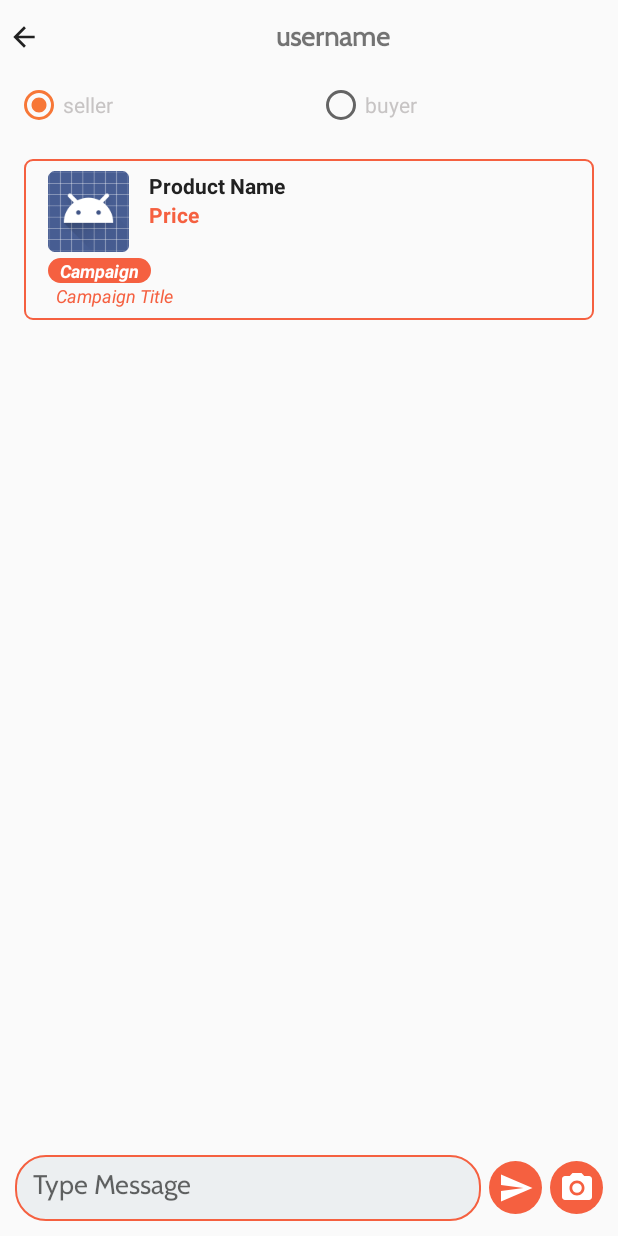
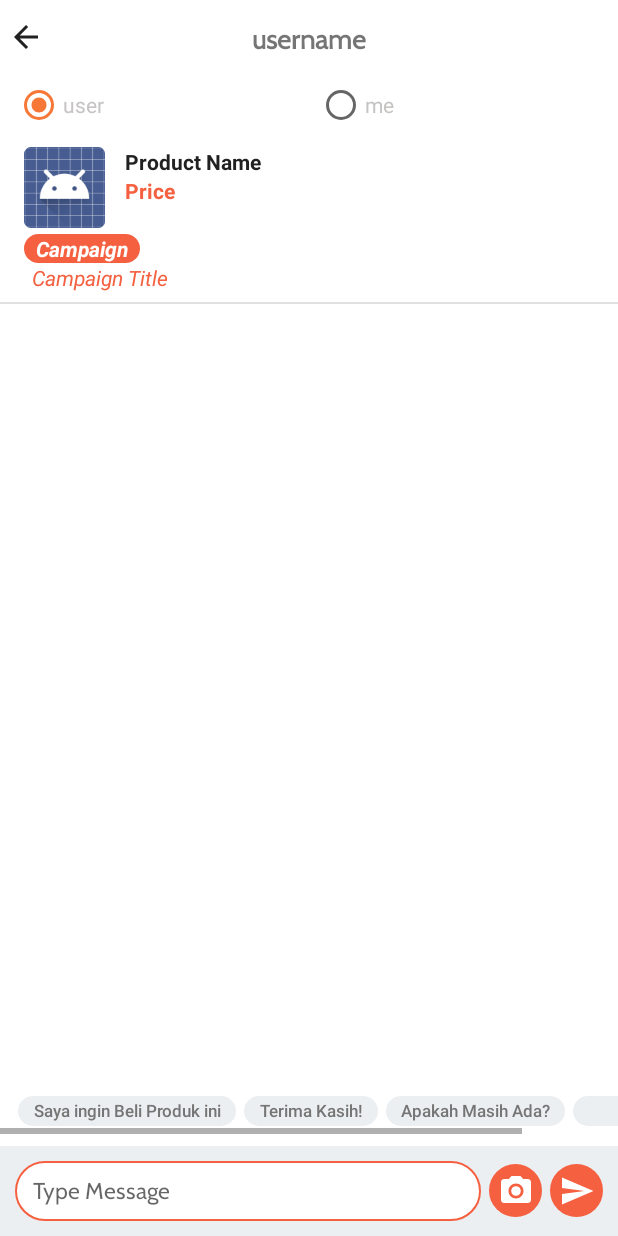
Before and after one commit to octarinasalsa03/Vviped, an Android app: the MainChat screen opened directly, with no data from a screen before it, on a phone screen of 412 x 824 dp. Run offline under Robolectric (Android 15) with nearby library versions, the phone set to English and light mode, and no system bars.

Commit message:
default text message in chat

```diff
--- a/app/src/main/java/com/example/vviped/MainChat.kt
+++ b/app/src/main/java/com/example/vviped/MainChat.kt
@@ -8,21 +8,20 @@ import android.content.Intent
 import android.content.pm.PackageManager
 import android.graphics.Bitmap
 import android.media.MediaScannerConnection
-import android.net.Uri
 import android.os.Build
-import androidx.appcompat.app.AppCompatActivity
 import android.os.Bundle
-import android.os.Environment
 import android.os.Environment.getExternalStorageDirectory
 import android.provider.MediaStore
+import android.view.View
 import android.view.inputmethod.EditorInfo
 import android.view.inputmethod.InputMethodManager
 import android.widget.Toast
 import androidx.appcompat.app.AlertDialog
+import androidx.appcompat.app.AppCompatActivity
 import androidx.core.app.ActivityCompat
 import androidx.recyclerview.widget.LinearLayoutManager
+import com.example.vviped.model.Chat
 import kotlinx.android.synthetic.main.activity_chat.*
-import com.example.vviped.model.Chat
 import java.io.ByteArrayOutputStream
 import java.io.File
 import java.io.FileOutputStream
@@ -30,7 +29,7 @@ import java.io.IOException
 import java.text.SimpleDateFormat
 import java.util.*
 
-class MainChat : AppCompatActivity() {
+class MainChat : AppCompatActivity(), View.OnClickListener {
     private lateinit var listViewType: MutableList<Int>
     private lateinit var listChat: MutableList<Chat>
     private lateinit var adapterChat: AdapterChat
@@ -45,7 +44,7 @@ class MainChat : AppCompatActivity() {
         setContentView(R.layout.activity_chat)
         checkRuntimePermissions()
         input_message.setOnEditorActionListener { _, actionId, _ ->
-            if (actionId == EditorInfo.IME_ACTION_SEND ) {
+            if (actionId == EditorInfo.IME_ACTION_SEND) {
                 sendTextMessage()
             }
             true
@@ -55,19 +54,29 @@ class MainChat : AppCompatActivity() {
             onBackPressed()
         }
 
-        btnSendMessage.setOnClickListener{
-            Toast.makeText(this@MainChat, "button send clicked", Toast.LENGTH_SHORT).show()
+        btnSendMessage.setOnClickListener {
             sendTextMessage()
         }
-        btnSendImage.setOnClickListener{
+        btnSendImage.setOnClickListener {
             sendImageMessage()
         }
+        default_msg_1.setOnClickListener(this)
+        default_msg_2.setOnClickListener(this)
+        default_msg_3.setOnClickListener(this)
+        default_msg_4.setOnClickListener(this)
+
         setupAdapterRecyclerView()
     }
 
     private fun checkRuntimePermissions() {
         if (Build.VERSION.SDK_INT >= Build.VERSION_CODES.M) {
-            ActivityCompat.requestPermissions(this, arrayOf(Manifest.permission.WRITE_EXTERNAL_STORAGE, Manifest.permission.READ_EXTERNAL_STORAGE, Manifest.permission.CAMERA), requestCodePermission)
+            ActivityCompat.requestPermissions(
+                this, arrayOf(
+                    Manifest.permission.WRITE_EXTERNAL_STORAGE,
+                    Manifest.permission.READ_EXTERNAL_STORAGE,
+                    Manifest.permission.CAMERA
+                ), requestCodePermission
+            )
         }
     }
 
@@ -78,16 +87,21 @@ class MainChat : AppCompatActivity() {
     ) {
         super.onRequestPermissionsResult(requestCode, permissions, grantResults)
         grantResults.forEach {
-            if (it == PackageManager.PERMISSION_DENIED){
-                Toast.makeText(this, "Permission for camera usage and photo is needed for full functional app", Toast.LENGTH_SHORT)
+            if (it == PackageManager.PERMISSION_DENIED) {
+                Toast.makeText(
+                    this,
+                    "Permission for camera usage and photo is needed for full functional app",
+                    Toast.LENGTH_SHORT
+                )
                     .show()
                 finish()
             }
         }
     }
+
     private fun sendImageMessage() {
         val idTypeChat = radiogroup_chat.checkedRadioButtonId
-        val typeChat = if(idTypeChat == R.id.radioButton_myself){
+        val typeChat = if (idTypeChat == R.id.radioButton_myself) {
             AdapterChat.VIEW_TYPE_MY_SELF
         } else {
             AdapterChat.VIEW_TYPE_USER
@@ -95,9 +109,9 @@ class MainChat : AppCompatActivity() {
 
         val builderAlertDialog = AlertDialog.Builder(this)
             .setTitle("Choose Action")
-        .setItems(arrayOf("Gallery", "Camera")) {
-            dialogInterface, indexItem -> dialogInterface.dismiss()
-            when(indexItem){
+            .setItems(arrayOf("Gallery", "Camera")) { dialogInterface, indexItem ->
+                dialogInterface.dismiss()
+                when (indexItem) {
                     0 -> {
                         val intentImagePicker = Intent(Intent.ACTION_PICK)
                         intentImagePicker.type = "image/"
@@ -113,30 +127,56 @@ class MainChat : AppCompatActivity() {
         alertDialog.show()
     }
 
-    private fun sendTextMessage(){
+    private fun sendTextMessage() {
         val idTypeChat = radiogroup_chat.checkedRadioButtonId
-        val typeChat = if(idTypeChat == R.id.radioButton_myself){
+        val typeChat = if (idTypeChat == R.id.radioButton_myself) {
             AdapterChat.VIEW_TYPE_MY_SELF
         } else {
             AdapterChat.VIEW_TYPE_USER
         }
         val message = input_message.text.toString().trim()
-        if (message.isEmpty()){
+        if (message.isEmpty()) {
             Toast.makeText(this@MainChat, "Message is empty", Toast.LENGTH_SHORT).show()
         } else {
             val dateTime = SimpleDateFormat("dd-MM-yyyy HH:mm", Locale.US).format(Date())
-            val chat = Chat(message = message, dateTime = dateTime, image="")
+            val chat = Chat(message = message, dateTime = dateTime, image = "")
             listViewType.add(typeChat)
             listChat.add(chat)
             adapterChat.notifyDataSetChanged()
             input_message.setText("")
             // close keyboard after done
             var im = getSystemService(Context.INPUT_METHOD_SERVICE) as InputMethodManager
-            im.hideSoftInputFromWindow(currentFocus?.windowToken, 0 )
+            im.hideSoftInputFromWindow(currentFocus?.windowToken, 0)
         }
 
 
     }
+
+    private fun sendDefaultTextMessage(message: String) {
+        val idTypeChat = radiogroup_chat.checkedRadioButtonId
+        val typeChat = if (idTypeChat == R.id.radioButton_myself) {
+            AdapterChat.VIEW_TYPE_MY_SELF
+        } else {
+            AdapterChat.VIEW_TYPE_USER
+        }
+        if (message.isEmpty()) {
+            Toast.makeText(this@MainChat, "Message is empty", Toast.LENGTH_SHORT).show()
+        } else {
+            val dateTime = SimpleDateFormat("dd-MM-yyyy HH:mm", Locale.US).format(Date())
+            val chat = Chat(message = message, dateTime = dateTime, image = "")
+            listViewType.add(typeChat)
+            listChat.add(chat)
+            adapterChat.notifyDataSetChanged()
+            input_message.setText("")
+            // close keyboard after done
+            var im = getSystemService(Context.INPUT_METHOD_SERVICE) as InputMethodManager
+            im.hideSoftInputFromWindow(currentFocus?.windowToken, 0)
+        }
+
+
+    }
+
+
     private fun setupAdapterRecyclerView() {
         listViewType = mutableListOf()
         listChat = mutableListOf()
@@ -161,7 +201,11 @@ class MainChat : AppCompatActivity() {
                         val message = ""
                         val dateTime = SimpleDateFormat("dd-MM-yyyy HH:mm", Locale.US)
                             .format(Date())
-                        val chat = Chat(message = message, dateTime = dateTime, image = fileImage.absolutePath)
+                        val chat = Chat(
+                            message = message,
+                            dateTime = dateTime,
+                            image = fileImage.absolutePath
+                        )
                         listViewType.add(typeChat)
                         listChat.add(chat)
                         adapterChat.notifyDataSetChanged()
@@ -182,7 +226,12 @@ class MainChat : AppCompatActivity() {
                         val fileOutputStream = FileOutputStream(fileImage)
                         fileOutputStream.write(baos.toByteArray())
 
-                        MediaScannerConnection.scanFile(this, arrayOf(fileImage.path), arrayOf("image/jpeg"), null)
+                        MediaScannerConnection.scanFile(
+                            this,
+                            arrayOf(fileImage.path),
+                            arrayOf("image/jpeg"),
+                            null
+                        )
                         fileOutputStream.close()
 
                         val idTypeChat = radiogroup_chat.checkedRadioButtonId
@@ -194,7 +243,11 @@ class MainChat : AppCompatActivity() {
                         val message = ""
                         val dateTime = SimpleDateFormat("dd-MM-yyyy HH:mm", Locale.US)
                             .format(Date())
-                        val chat = Chat(message = message, dateTime = dateTime, image = fileImage.absolutePath)
+                        val chat = Chat(
+                            message = message,
+                            dateTime = dateTime,
+                            image = fileImage.absolutePath
+                        )
                         listViewType.add(typeChat)
                         listChat.add(chat)
                         adapterChat.notifyDataSetChanged()
@@ -211,7 +264,13 @@ class MainChat : AppCompatActivity() {
         data?.let {
             val selectedImage = it.data
             val cursor = contentResolver
-                .query(selectedImage!!, arrayOf(MediaStore.Images.ImageColumns.DATA), null, null, null)
+                .query(
+                    selectedImage!!,
+                    arrayOf(MediaStore.Images.ImageColumns.DATA),
+                    null,
+                    null,
+                    null
+                )
             cursor?.moveToFirst()
 
             val index = cursor?.getColumnIndex(MediaStore.Images.ImageColumns.DATA)
@@ -222,6 +281,25 @@ class MainChat : AppCompatActivity() {
         return null
     }
 
-
+    override fun onClick(p0: View?) {
+        when (p0!!.id) {
+            R.id.default_msg_1 -> {
+                val message: String = default_msg_1.getText().toString()
+                sendDefaultTextMessage(message)
+            }
+            R.id.default_msg_2 -> {
+                val message: String = default_msg_2.getText().toString()
+                sendDefaultTextMessage(message)
+            }
+            R.id.default_msg_3 -> {
+                val message: String = default_msg_3.getText().toString()
+                sendDefaultTextMessage(message)
+            }
+            R.id.default_msg_4 -> {
+                val message: String = default_msg_4.getText().toString()
+                sendDefaultTextMessage(message)
+            }
 
         }
+    }
+}
--- a/app/src/main/res/drawable-v24/btn_typing.xml
+++ b/app/src/main/res/drawable-v24/btn_typing.xml
@@ -7,6 +7,5 @@
     <stroke
         android:width="1dp"
         android:color="@color/colorAccent2"></stroke>
-    <solid android:color="@color/ColorLightGrey"></solid>
-
+    <solid android:color="@color/colorWhite"></solid>
 </shape>
--- /dev/null
+++ b/app/src/main/res/drawable/btn_default_msg.xml
@@ -0,0 +1,6 @@
+<?xml version="1.0" encoding="utf-8"?>
+<shape xmlns:android="http://schemas.android.com/apk/res/android">
+
+    <solid android:color="@color/ColorLightGrey"></solid>
+    <corners android:radius="15dp"></corners>
+</shape>
--- a/app/src/main/res/layout/activity_chat.xml
+++ b/app/src/main/res/layout/activity_chat.xml
@@ -4,20 +4,23 @@
     xmlns:tools="http://schemas.android.com/tools"
     android:layout_width="match_parent"
     android:layout_height="match_parent"
+    android:background="@color/ColorLightGrey"
+
     tools:context=".MainChat">
 
-    <LinearLayout
+    <RelativeLayout
         android:id="@+id/appBar_user"
         android:layout_width="match_parent"
         android:layout_height="50dp"
         android:gravity="center_vertical"
         android:orientation="horizontal"
-       >
+        android:background="@color/colorWhite"
+
+        >
 
         <ImageView
             android:id="@+id/btn_BackFromChat"
             android:layout_width="wrap_content"
-            android:layout_weight=".5"
             android:layout_height="40dp"
             android:padding="5dp"
             android:src="@drawable/ic_keyboard_backspace"
@@ -28,16 +31,17 @@
             android:id="@+id/UserName"
             android:layout_width="match_parent"
             android:layout_height="wrap_content"
-            android:layout_weight="5.5"
+            android:textAlignment="center"
             android:fontFamily="@font/cabin"
+            android:textSize="18sp"
+            android:layout_marginTop="10dp"
             android:gravity="center_horizontal"
             android:text="username"
-            android:textSize="18sp"
             android:textStyle="bold"
             />
 
 
-    </LinearLayout>
+    </RelativeLayout>
 
     <RadioGroup
         android:id="@+id/radiogroup_chat"
@@ -47,6 +51,8 @@
         android:gravity="center_vertical"
         android:orientation="horizontal"
         android:paddingLeft="10dp"
+        android:background="@color/colorWhite"
+
         >
 
         <RadioButton
@@ -56,7 +62,7 @@
             android:layout_weight="1"
             android:checked="true"
             android:textColor="@color/ColorGrey"
-            android:text="seller" />
+            android:text="user" />
 
         <RadioButton
             android:id="@+id/radioButton_myself"
@@ -64,18 +70,17 @@
             android:layout_height="wrap_content"
             android:textColor="@color/ColorGrey"
             android:layout_weight="1"
-            android:text="buyer" />
+            android:text="me" />
     </RadioGroup>
 
     <androidx.constraintlayout.widget.ConstraintLayout
         android:id="@+id/product_in_chat"
-        android:layout_width="wrap_content"
+        android:layout_width="match_parent"
         android:layout_height="wrap_content"
         android:orientation="vertical"
-        android:paddingRight="20dp"
-        android:layout_margin="16dp"
-        android:background="@drawable/btn_corner"
-        android:layout_below="@id/radiogroup_chat">
+        android:layout_below="@id/radiogroup_chat"
+        android:background="@color/colorWhite"
+        >
 
         <ImageView
             android:id="@+id/product_img"
@@ -134,7 +139,6 @@
             android:paddingRight="8dp"
             android:text="Campaign"
             android:textColor="@color/colorWhite"
-            android:textSize="12sp"
             android:textStyle="bold|italic"
             app:layout_constraintBottom_toBottomOf="parent"
             app:layout_constraintStart_toStartOf="parent"
@@ -151,7 +155,6 @@
             android:paddingLeft="5dp"
             android:text="Campaign Title"
             android:textColor="@color/colorAccent2"
-            android:textSize="12sp"
             android:textStyle="italic"
             app:layout_constraintBottom_toBottomOf="parent"
             app:layout_constraintEnd_toEndOf="parent"
@@ -162,14 +165,128 @@
 
     </androidx.constraintlayout.widget.ConstraintLayout>
 
+    <View
+        android:id="@+id/divider"
+        android:layout_width="match_parent"
+        android:layout_height="1dp"
+        android:layout_above="@+id/chatRecyclerView"
+        android:background="?android:attr/listDivider"/>
 
     <androidx.recyclerview.widget.RecyclerView
         android:id="@+id/chatRecyclerView"
+        android:layout_width="match_parent"
+        android:layout_height="wrap_content"
+        android:layout_above="@id/default_chat"
         android:layout_below="@id/product_in_chat"
+        android:background="@color/colorWhite"
+
+        tools:scrollbarAlwaysDrawHorizontalTrack="false" />
+
+
+
+    <RelativeLayout
+        android:id="@+id/default_chat"
         android:layout_width="match_parent"
+        android:layout_height="wrap_content"
+        android:paddingBottom="5dp"
+        android:paddingTop="10dp"
         android:layout_above="@id/r1"
-        android:layout_height="match_parent"
-        />
+        android:background="@color/colorWhite"
+
+        >
+
+        <HorizontalScrollView
+            android:layout_width="match_parent"
+            android:layout_height="wrap_content"
+            android:layout_centerHorizontal="true"
+            android:layout_centerVertical="true"
+            >
+
+            <LinearLayout
+                android:layout_width="wrap_content"
+                android:layout_height="wrap_content"
+                android:orientation="horizontal"
+                android:scrollbarStyle="outsideOverlay"
+                android:paddingLeft="12dp"
+                android:paddingRight="12dp">
+
+                <Button
+                    android:id="@+id/default_msg_1"
+                    style="@style/Widget.AppCompat.Button.Borderless"
+                    android:layout_width="wrap_content"
+                    android:layout_height="20dp"
+                    android:layout_gravity="center_vertical"
+                    android:layout_marginTop="5dp"
+                    android:layout_marginRight="5dp"
+                    android:layout_marginBottom="5dp"
+                    android:paddingLeft="10dp"
+                    android:paddingRight="10dp"
+                    android:background="@drawable/btn_default_msg"
+                    android:text="Saya ingin Beli Produk ini"
+                    android:textAllCaps="false"
+                    android:textColor="@color/colorTextSecondary"
+                    android:textSize="11dp"
+                    tools:layout_marginTop="5dp" />
+
+                <Button
+                    android:id="@+id/default_msg_2"
+                    style="@style/Widget.AppCompat.Button.Borderless"
+                    android:layout_width="wrap_content"
+                    android:layout_height="20dp"
+                    android:layout_gravity="center_vertical"
+                    android:layout_marginTop="5dp"
+                    android:layout_marginRight="5dp"
+                    android:layout_marginBottom="5dp"
+                    android:paddingLeft="10dp"
+                    android:paddingRight="10dp"
+                    android:background="@drawable/btn_default_msg"
+                    android:text="Terima Kasih!"
+                    android:textAllCaps="false"
+                    android:textColor="@color/colorTextSecondary"
+                    android:textSize="11dp"
+                    />
+
+                <Button
+                    android:id="@+id/default_msg_3"
+                    style="@style/Widget.AppCompat.Button.Borderless"
+                    android:layout_width="wrap_content"
+                    android:layout_height="20dp"
+                    android:layout_gravity="center_vertical"
+                    android:layout_marginTop="5dp"
+                    android:layout_marginRight="5dp"
+                    android:layout_marginBottom="5dp"
+                    android:paddingLeft="10dp"
+                    android:paddingRight="10dp"
+                    android:background="@drawable/btn_default_msg"
+                    android:text="Apakah Masih Ada?"
+                    android:textAllCaps="false"
+                    android:textColor="@color/colorTextSecondary"
+                    android:textSize="11dp"
+                    tools:layout_marginTop="5dp" />
+
+                <Button
+                    android:id="@+id/default_msg_4"
+                    style="@style/Widget.AppCompat.Button.Borderless"
+                    android:layout_width="wrap_content"
+                    android:layout_height="20dp"
+                    android:layout_gravity="center_vertical"
+                    android:layout_marginTop="5dp"
+                    android:layout_marginRight="5dp"
+                    android:layout_marginBottom="5dp"
+                    android:paddingLeft="10dp"
+                    android:paddingRight="10dp"
+                    android:background="@drawable/btn_default_msg"
+                    android:text="OK"
+                    android:textAllCaps="false"
+                    android:textColor="@color/colorTextSecondary"
+                    android:textSize="11dp"
+                    tools:layout_marginTop="5dp" />
+
+
+            </LinearLayout>
+
+        </HorizontalScrollView>
+    </RelativeLayout>
 
     <RelativeLayout
         android:id="@+id/r1"
@@ -189,18 +306,28 @@
 
             <EditText
                 android:id="@+id/input_message"
-                android:layout_width="fill_parent"
-                android:layout_height="44dp"
-                android:layout_weight="2"
+                android:layout_width="wrap_content"
+                android:layout_height="40dp"
+                android:layout_weight="1"
                 android:background="@drawable/btn_typing"
                 android:fontFamily="@font/cabin"
                 android:hint="@string/type_message"
                 android:imeOptions="actionSend"
                 android:inputType="text"
-                android:padding="12dp"
+                android:textSize="15sp"
+                android:paddingLeft="12dp"
                 android:textColor="@color/colorBlack"
-               />
+                />
 
+
+            <ImageButton
+                android:id="@+id/btnSendImage"
+                android:layout_width="35dp"
+                android:layout_height="35dp"
+                android:layout_marginLeft="5dp"
+                android:background="@drawable/btn_send_msg"
+                android:src="@drawable/ic_camera"
+                android:textColor="@color/colorWhite" />
             <ImageButton
                 android:id="@+id/btnSendMessage"
                 android:layout_width="35dp"
@@ -211,14 +338,6 @@
                 android:textColor="@color/colorWhite" />
 
 
-            <ImageButton
-                android:id="@+id/btnSendImage"
-                android:layout_width="35dp"
-                android:layout_height="35dp"
-                android:layout_marginLeft="5dp"
-                android:background="@drawable/btn_send_msg"
-                android:src="@drawable/ic_camera"
-                android:textColor="@color/colorWhite" />
 
         </LinearLayout>
     </RelativeLayout>
```
Lines whose indentation alone changed are shown as unchanged.
